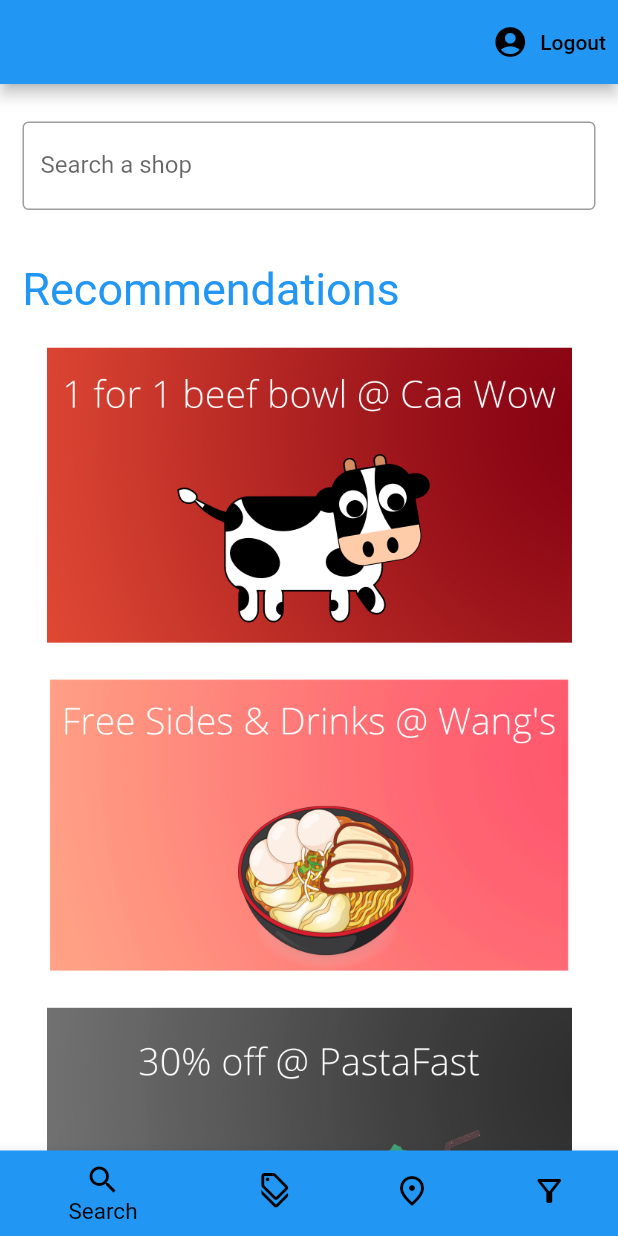
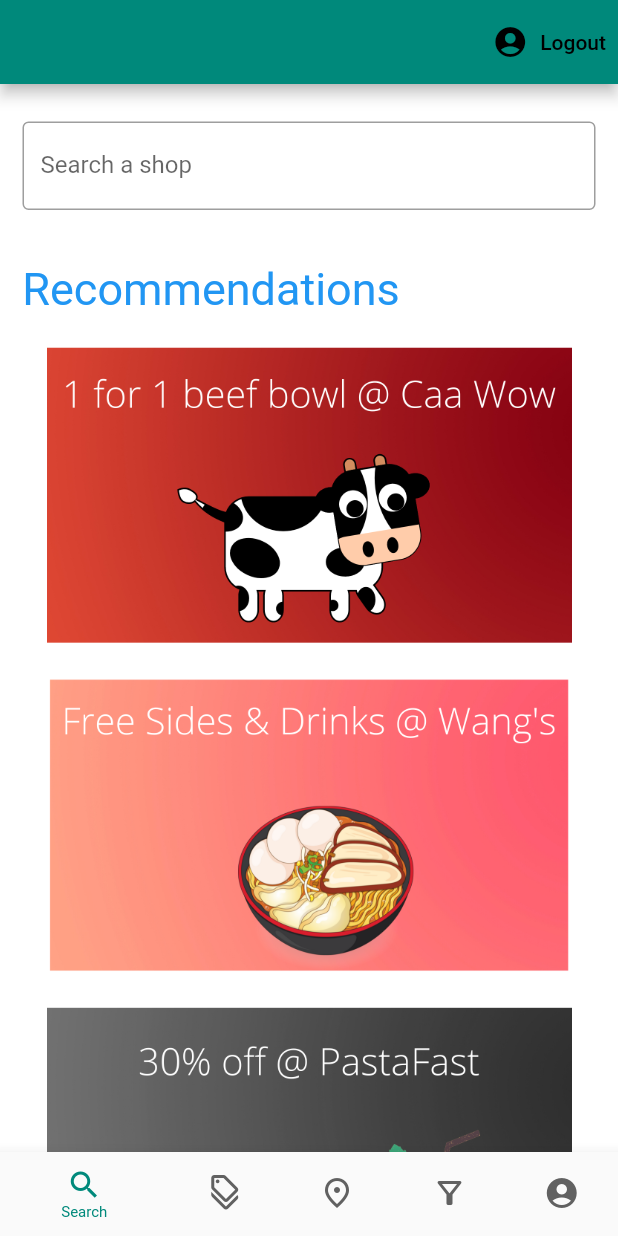
Before and after one commit to waisheen/foodies, a Flutter app: the screen it shows once a user with an empty profile is signed in, on a phone screen of 412 x 824 dp. Run offline on Flutter 3.47's test engine with Material 2 defaults, Android fonts, the phone set to English and light mode, and no system bars; our stand-ins replace bordered_text, cloud_firestore, firebase_auth, firebase_core, flutter_spinkit; accounts and stored records are empty; network calls fail.

Commit message:
main page ui + profile page

```diff
--- a/lib/MainPage/functions.dart
+++ b/lib/MainPage/functions.dart
@@ -7,6 +7,9 @@ Color setColor(int index) {
     return Colors.red;
   } else if (index == 2) {
     return Colors.green;
+  } else if (index == 2) {
+    return Colors.amber;
+  } else {
+    return Colors.purple;
   }
-  return Colors.amber;
 }
--- a/lib/MainPage/mainpage.dart
+++ b/lib/MainPage/mainpage.dart
@@ -1,4 +1,6 @@
 import 'package:flutter/material.dart';
+import 'package:foodies/ProfilePage/sellerprofilepage.dart';
+import 'package:foodies/ProfilePage/userprofilepage.dart';
 import 'package:foodies/Services/all.dart';
 import '../Features/all.dart';
 import 'functions.dart';
@@ -16,16 +18,24 @@ class _MainPageState extends State<MainPage> {
     const SearchPage(),
     const DealsPage(),
     const LocationPage(),
-    const FilterPage()
+    const FilterPage(),
+    const UserProfilePage()
   ];
+  PageController pageController = PageController();
   int currentIndex = 0;
-  Color color = Colors.blue;
+  final Color colour = Colors.teal.shade600;
+
+  void onTapped(int index) {
+    setState(() => currentIndex = index);
+    pageController.animateToPage(index, duration: const Duration(seconds: 1),
+      curve: Curves.fastOutSlowIn);
+  }
 
   @override
   Widget build(BuildContext context) {
     return Scaffold(
       appBar: AppBar(
-        backgroundColor: color,
+        backgroundColor: colour,
         actions: <Widget>[
           TextButton.icon(
             icon: const Icon(Icons.account_circle_rounded, color: Colors.black),
@@ -36,42 +46,52 @@ class _MainPageState extends State<MainPage> {
             onPressed: () async {
               await _auth.signOut();
             },
-
-            /*onPressed: () {
-              Navigator.push(context,
-                  MaterialPageRoute(builder: (context) => const ProfilePage()));
-            },*/
-          )
+          ),
         ],
       ),
+
       backgroundColor: Colors.white,
-      body: screens[currentIndex],
+      body: PageView(
+        controller: pageController,
+        children: const [
+          SearchPage(),
+          DealsPage(),
+          LocationPage(),
+          FilterPage(),
+          //(func to check if user signed in) => go to log in page, or else
+          //(func to get user role) == "User" ? UserProfilePage() : SellerProfilePage()
+          UserProfilePage()
+        ],
+      ),
       bottomNavigationBar: BottomNavigationBar(
         type: BottomNavigationBarType.shifting,
         currentIndex: currentIndex,
-        onTap: (index) {
-          setState(() => currentIndex = index);
-          setState(() => color = setColor(index));
-        },
-        selectedFontSize: 15.0,
-        selectedItemColor: Colors.black,
+        selectedItemColor: colour,
+        unselectedItemColor: Colors.grey.shade700,
+        onTap: onTapped,
+        selectedFontSize: 10.0,
+        backgroundColor: colour,
         items: const [
           BottomNavigationBarItem(
-              icon: Icon(Icons.search_outlined, color: Colors.black),
-              label: 'Search',
-              backgroundColor: Colors.blue),
+              icon: Icon(Icons.search_outlined),
+              label: 'Search'
+          ),
           BottomNavigationBarItem(
-              icon: Icon(Icons.discount_outlined, color: Colors.black),
-              label: 'Deals',
-              backgroundColor: Colors.red),
+              icon: Icon(Icons.discount_outlined),
+              label: 'Deals'
+          ),
           BottomNavigationBarItem(
-              icon: Icon(Icons.place_outlined, color: Colors.black),
+              icon: Icon(Icons.place_outlined),
               label: 'Location',
-              backgroundColor: Colors.green),
+          ),
           BottomNavigationBarItem(
-              icon: Icon(Icons.filter_alt_outlined, color: Colors.black),
+              icon: Icon(Icons.filter_alt_outlined),
               label: 'Filter',
-              backgroundColor: Colors.amber),
+          ),
+          BottomNavigationBarItem(
+              icon: Icon(Icons.account_circle_rounded),
+              label: 'Profile',
+          ),
         ],
       ),
     );
--- a/lib/Services/database.dart
+++ b/lib/Services/database.dart
@@ -3,8 +3,7 @@ import 'package:cloud_firestore/cloud_firestore.dart';
 class DatabaseService {
   final String uid;
   DatabaseService({required this.uid});
-  final CollectionReference userInformation =
-      FirebaseFirestore.instance.collection('UserInfo');
+  final CollectionReference userInformation = FirebaseFirestore.instance.collection('UserInfo');
 
   Future addUser(String name, int contact, String email, String role) async {
     return await userInformation.doc(uid).set({
--- a/lib/reusablewidgets.dart
+++ b/lib/reusablewidgets.dart
@@ -38,6 +38,7 @@ PreferredSizeWidget backButton(BuildContext context) {
   );
 }
 
+//big buttons
 Widget bigButton(String text, void Function()? onPressed) {
   return Container(
     height: 50.0,
@@ -45,7 +46,7 @@ Widget bigButton(String text, void Function()? onPressed) {
     decoration: BoxDecoration(
       color: Colors.transparent,
       borderRadius: BorderRadius.circular(30),
-      border: Border.all(color: Colors.blue),
+      border: Border.all(color: Colors.teal),
     ),
     child: TextButton(
       onPressed: onPressed,
@@ -53,7 +54,7 @@ Widget bigButton(String text, void Function()? onPressed) {
         text,
         style: const TextStyle(
           color: Colors.black,
-          fontSize: 18),
+          fontSize: 16),
       ),
     ),
   );
```
Also changed, not shown: lib/Login/loginpage.dart (+34 -22 lines), lib/ProfilePage/sellerprofilepage.dart (renamed from lib/MainPage/profilepage.dart, +5 -16 lines), lib/ProfilePage/userprofilepage.dart (added, +105 -0 lines).
